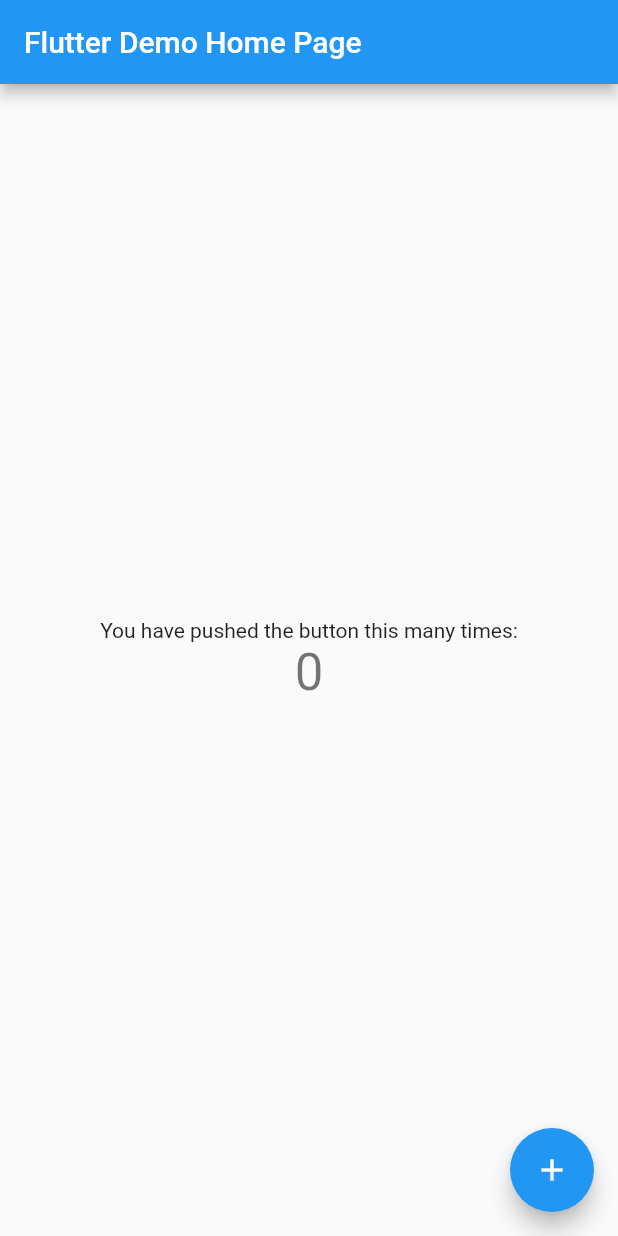
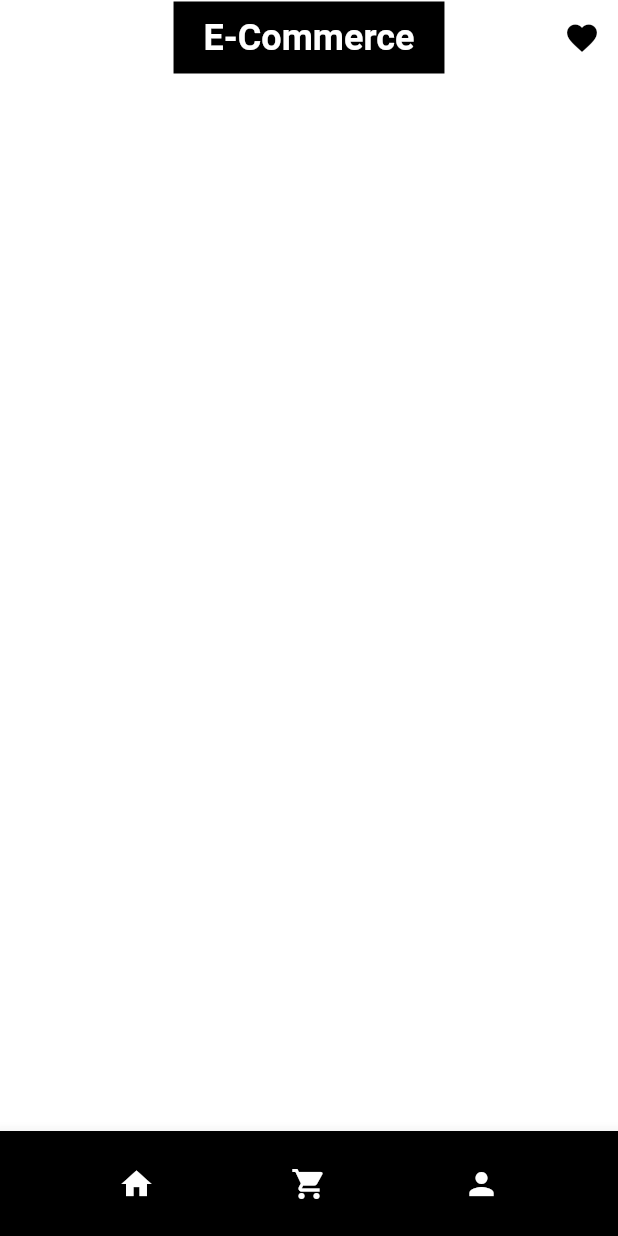
Before and after one commit to ElieBamunoba/E-Commmerce-App, a Flutter app: the screen it shows after launch, on a phone screen of 412 x 824 dp. Run offline on Flutter 3.47's test engine with Material 2 defaults, Android fonts, the phone set to English and light mode, and no system bars; Roboto replaces fonts that are missing (Avenir).

Commit message:
theme and routes

```diff
--- a/lib/main.dart
+++ b/lib/main.dart
@@ -1,4 +1,7 @@
 import 'package:flutter/material.dart';
+
+import '/presentation/routes/app_router.dart' as route;
+import '/presentation/theme/theme.dart';
 
 void main() {
   runApp(const MyApp());
@@ -12,56 +15,9 @@ class MyApp extends StatelessWidget {
   Widget build(BuildContext context) {
     return MaterialApp(
       title: 'Flutter Demo',
-      theme: ThemeData(
-        primarySwatch: Colors.blue,
-      ),
-      home: const MyHomePage(title: 'Flutter Demo Home Page'),
+      theme: theme(),
+      onGenerateRoute: route.onGeneratedRoute,
+      initialRoute: route.homeScreen,
     );
   }
 }
-
-class MyHomePage extends StatefulWidget {
-  const MyHomePage({super.key, required this.title});
-  final String title;
-
-  @override
-  State<MyHomePage> createState() => _MyHomePageState();
-}
-
-class _MyHomePageState extends State<MyHomePage> {
-  int _counter = 0;
-
-  void _incrementCounter() {
-    setState(() {
-      _counter++;
-    });
-  }
-
-  @override
-  Widget build(BuildContext context) {
-    return Scaffold(
-      appBar: AppBar(
-        title: Text(widget.title),
-      ),
-      body: Center(
-        child: Column(
-          mainAxisAlignment: MainAxisAlignment.center,
-          children: <Widget>[
-            const Text(
-              'You have pushed the button this many times:',
-            ),
-            Text(
-              '$_counter',
-              style: Theme.of(context).textTheme.headline4,
-            ),
-          ],
-        ),
-      ),
-      floatingActionButton: FloatingActionButton(
-        onPressed: _incrementCounter,
-        tooltip: 'Increment',
-        child: const Icon(Icons.add),
-      ),
-    );
-  }
-}
--- /dev/null
+++ b/lib/presentation/routes/app_router.dart
@@ -0,0 +1,30 @@
+//Routes Names
+import '/presentation/screens/screens.dart';
+import 'package:flutter/material.dart';
+
+const String homeScreen = '/';
+const String cartScreen = '/card';
+const String profileScreen = '/profile';
+const String productScreen = '/product';
+const String wishlistScreen = '/wishlist';
+const String catalogScreen = '/catalog';
+
+//control pur page route flow
+Route<dynamic> onGeneratedRoute(RouteSettings settings) {
+  switch (settings.name) {
+    case homeScreen:
+      return MaterialPageRoute(builder: (context) => const HomeScreen());
+    case cartScreen:
+      return MaterialPageRoute(builder: (context) => const CartScreen());
+    case profileScreen:
+      return MaterialPageRoute(builder: (context) => const ProfileScreen());
+    case productScreen:
+      return MaterialPageRoute(builder: (context) => const ProductScreen());
+    case catalogScreen:
+      return MaterialPageRoute(builder: (context) => const CatalogScreen());
+    case wishlistScreen:
+      return MaterialPageRoute(builder: (context) => const WishListScreen());
+    default:
+      throw ('This rout name does not exist');
+  }
+}
--- /dev/null
+++ b/lib/presentation/screens/cart/cart_screen.dart
@@ -0,0 +1,17 @@
+import 'package:flutter/material.dart';
+
+import '../../widgets/widgets.dart';
+
+class CartScreen extends StatelessWidget {
+  const CartScreen({super.key});
+
+  @override
+  Widget build(BuildContext context) {
+    return Scaffold(
+      appBar: CustomAppBar(
+        title: 'Cart',
+      ),
+      bottomNavigationBar: CustomNavBar(),
+    );
+  }
+}
--- /dev/null
+++ b/lib/presentation/screens/catalog/catalog_screen.dart
@@ -0,0 +1,17 @@
+import 'package:flutter/material.dart';
+
+import '../../widgets/widgets.dart';
+
+class CatalogScreen extends StatelessWidget {
+  const CatalogScreen({super.key});
+
+  @override
+  Widget build(BuildContext context) {
+    return Scaffold(
+      appBar: CustomAppBar(
+        title: 'catalog',
+      ),
+      bottomNavigationBar: CustomNavBar(),
+    );
+  }
+}
--- /dev/null
+++ b/lib/presentation/screens/home/home_screen.dart
@@ -0,0 +1,17 @@
+import 'package:flutter/material.dart';
+
+import '../../widgets/widgets.dart';
+
+class HomeScreen extends StatelessWidget {
+  const HomeScreen({super.key});
+
+  @override
+  Widget build(BuildContext context) {
+    return Scaffold(
+      appBar: CustomAppBar(
+        title: 'E-Commerce',
+      ),
+      bottomNavigationBar: CustomNavBar(),
+    );
+  }
+}
--- /dev/null
+++ b/lib/presentation/screens/product/product_screen.dart
@@ -0,0 +1,17 @@
+import 'package:flutter/material.dart';
+
+import '../../widgets/widgets.dart';
+
+class ProductScreen extends StatelessWidget {
+  const ProductScreen({super.key});
+
+  @override
+  Widget build(BuildContext context) {
+    return Scaffold(
+      appBar: CustomAppBar(
+        title: 'Product',
+      ),
+      bottomNavigationBar: CustomNavBar(),
+    );
+  }
+}
--- /dev/null
+++ b/lib/presentation/screens/profile/profile_screen.dart
@@ -0,0 +1,17 @@
+import 'package:flutter/material.dart';
+
+import '../../widgets/widgets.dart';
+
+class ProfileScreen extends StatelessWidget {
+  const ProfileScreen({super.key});
+
+  @override
+  Widget build(BuildContext context) {
+    return Scaffold(
+      appBar: CustomAppBar(
+        title: 'Profile',
+      ),
+      bottomNavigationBar: CustomNavBar(),
+    );
+  }
+}
--- /dev/null
+++ b/lib/presentation/screens/screens.dart
@@ -0,0 +1,6 @@
+export './home/home_screen.dart';
+export 'cart/cart_screen.dart';
+export 'profile/profile_screen.dart';
+export 'catalog/catalog_screen.dart';
+export 'product/product_screen.dart';
+export 'wishlist/wish_list_screen.dart';
--- /dev/null
+++ b/lib/presentation/screens/wishlist/wish_list_screen.dart
@@ -0,0 +1,17 @@
+import 'package:flutter/material.dart';
+
+import '../../widgets/widgets.dart';
+
+class WishListScreen extends StatelessWidget {
+  const WishListScreen({super.key});
+
+  @override
+  Widget build(BuildContext context) {
+    return Scaffold(
+      appBar: CustomAppBar(
+        title: 'Wish List',
+      ),
+      bottomNavigationBar: CustomNavBar(),
+    );
+  }
+}
--- /dev/null
+++ b/lib/presentation/theme/theme.dart
@@ -0,0 +1,54 @@
+import 'package:flutter/material.dart';
+
+ThemeData theme() {
+  return ThemeData(
+    scaffoldBackgroundColor: Colors.white,
+    fontFamily: 'Avenir',
+    textTheme: textTheme(),
+  );
+}
+
+TextTheme textTheme() {
+  return const TextTheme(
+    headline1: TextStyle(
+      color: Colors.black,
+      fontSize: 32,
+      fontWeight: FontWeight.bold,
+    ),
+    headline2: TextStyle(
+      color: Colors.black,
+      fontSize: 24,
+      fontWeight: FontWeight.bold,
+    ),
+    headline3: TextStyle(
+      color: Colors.black,
+      fontSize: 18,
+      fontWeight: FontWeight.bold,
+    ),
+    headline4: TextStyle(
+      color: Colors.black,
+      fontSize: 16,
+      fontWeight: FontWeight.bold,
+    ),
+    headline5: TextStyle(
+      color: Colors.black,
+      fontSize: 14,
+      fontWeight: FontWeight.normal,
+    ),
+    headline6: TextStyle(
+      color: Colors.black,
+      fontSize: 14,
+      fontWeight: FontWeight.bold,
+    ),
+    bodyText1: TextStyle(
+      color: Colors.black,
+      fontSize: 12,
+      fontWeight: FontWeight.normal,
+    ),
+    bodyText2: TextStyle(
+      color: Colors.black,
+      fontSize: 10,
+      fontWeight: FontWeight.normal,
+    ),
+  );
+}
--- /dev/null
+++ b/lib/presentation/widgets/custom_appBar.dart
@@ -0,0 +1,47 @@
+import 'package:flutter/material.dart';
+import '/presentation/routes/app_router.dart' as route;
+
+class CustomAppBar extends StatelessWidget with PreferredSizeWidget {
+  final String title;
+  const CustomAppBar({
+    Key? key,
+    required this.title,
+  }) : super(key: key);
+
+  @override
+  Widget build(BuildContext context) {
+    return AppBar(
+      centerTitle: true,
+      elevation: 0,
+      backgroundColor: Colors.transparent,
+      title: Container(
+        padding: const EdgeInsets.symmetric(
+          horizontal: 20,
+          vertical: 10,
+        ),
+        color: Colors.black,
+        child: Text(
+          title,
+          style: Theme.of(context)
+              .textTheme
+              .headline2!
+              .copyWith(color: Colors.white),
+        ),
+      ),
+      actions: [
+        IconButton(
+          onPressed: () {
+            Navigator.pushNamed(context, route.wishlistScreen);
+          },
+          icon: const Icon(
+            Icons.favorite,
+            color: Colors.black,
+          ),
+        )
+      ],
+    );
+  }
+
+  @override
+  Size get preferredSize => const Size.fromHeight(50.0);
+}
--- /dev/null
+++ b/lib/presentation/widgets/custom_navBar.dart
@@ -0,0 +1,50 @@
+import 'package:flutter/material.dart';
+import '/presentation/routes/app_router.dart' as route;
+
+class CustomNavBar extends StatelessWidget {
+  const CustomNavBar({
+    Key? key,
+  }) : super(key: key);
+
+  @override
+  Widget build(BuildContext context) {
+    return BottomAppBar(
+      color: Colors.black,
+      child: Container(
+        height: 70,
+        child: Row(
+          mainAxisAlignment: MainAxisAlignment.spaceEvenly,
+          children: [
+            IconButton(
+              onPressed: () {
+                Navigator.pushNamed(context, route.homeScreen);
+              },
+              icon: const Icon(
+                Icons.home,
+                color: Colors.white,
+              ),
+            ),
+            IconButton(
+              onPressed: () {
+                Navigator.pushNamed(context, route.cartScreen);
+              },
+              icon: const Icon(
+                Icons.shopping_cart,
+                color: Colors.white,
+              ),
+            ),
+            IconButton(
+              onPressed: () {
+                Navigator.pushNamed(context, route.profileScreen);
+              },
+              icon: const Icon(
+                Icons.person,
+                color: Colors.white,
+              ),
+            )
+          ],
+        ),
+      ),
+    );
+  }
+}
--- /dev/null
+++ b/lib/presentation/widgets/widgets.dart
@@ -0,0 +1,2 @@
+export 'custom_appBar.dart';
+export 'custom_navBar.dart';
```
